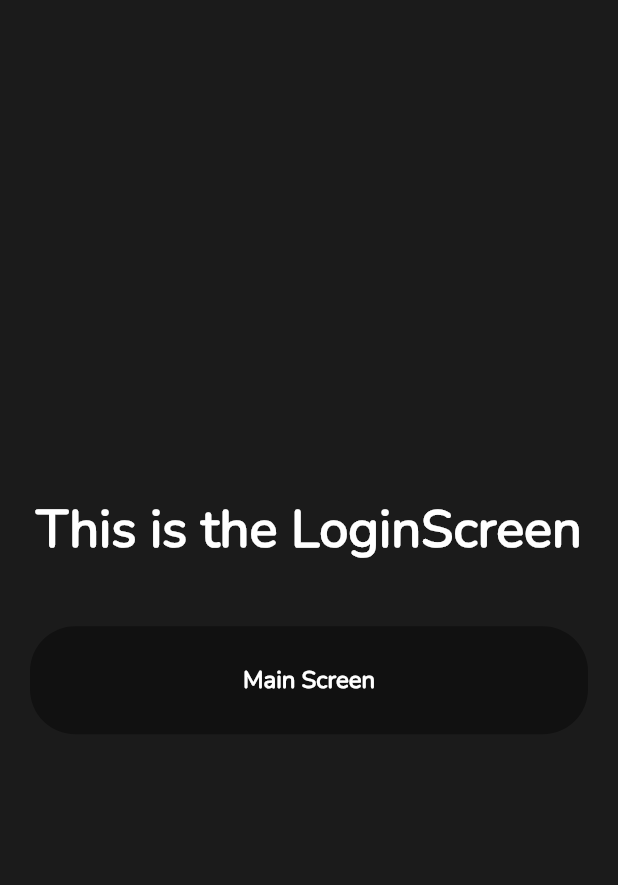
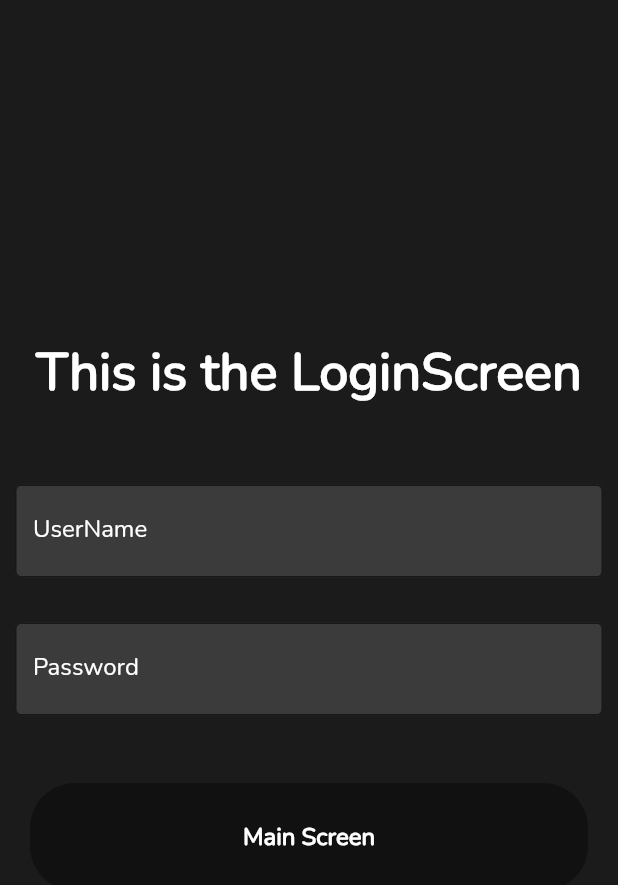
Before and after one commit to MaulanaArya30/Note-Taking-App, a Flutter app: the screen it shows after launch, after a tap on "Login", on a phone screen of 412 x 824 dp. Shown: the top 885 px of the screen. Run offline on Flutter 3.47's test engine with Material 2 defaults, Android fonts, the phone set to English and light mode, and no system bars; our stand-ins replace bloc, drift; accounts and stored records are empty; generated files the repository leaves out were written again.

Commit message:
Login and SignUp

```diff
--- a/lib/ui/login_page.dart
+++ b/lib/ui/login_page.dart
@@ -2,6 +2,7 @@ import 'package:flutter/cupertino.dart';
 import 'package:flutter/material.dart';
 import 'package:flutter/src/foundation/key.dart';
 import 'package:flutter/src/widgets/framework.dart';
+import 'package:path/path.dart';
 
 class LoginScreen extends StatefulWidget {
   const LoginScreen({Key? key}) : super(key: key);
@@ -11,6 +12,9 @@ class LoginScreen extends StatefulWidget {
 }
 
 class _LoginScreenState extends State<LoginScreen> {
+  TextEditingController nameController = TextEditingController();
+  TextEditingController passwordController = TextEditingController();
+
   @override
   Widget build(BuildContext context) {
     return Scaffold(
@@ -32,7 +36,34 @@ class _LoginScreenState extends State<LoginScreen> {
                     fontWeight: FontWeight.bold,
                   ),
                 ),
-                SizedBox(height: 20),
+                SizedBox(height: 40),
+                Container(
+                  padding: const EdgeInsets.all(10),
+                  child: TextField(
+                    style: TextStyle(color: Colors.white),
+                    controller: nameController,
+                    decoration: const InputDecoration(
+                      border: OutlineInputBorder(),
+                      labelText: 'UserName',
+                      labelStyle: TextStyle(color: Colors.white),
+                    ),
+                  ),
+                ),
+                SizedBox(height: 10),
+                Container(
+                  padding: const EdgeInsets.all(10),
+                  child: TextField(
+                    style: TextStyle(color: Colors.white),
+                    obscureText: true,
+                    controller: passwordController,
+                    decoration: const InputDecoration(
+                      border: OutlineInputBorder(),
+                      labelText: 'Password',
+                      labelStyle: TextStyle(color: Colors.white),
+                    ),
+                  ),
+                ),
+                SizedBox(height: 15),
                 Padding(
                   padding: const EdgeInsets.fromLTRB(20, 20, 20, 5),
                   child: FlatButton(
```
Also changed, not shown: lib/ui/signup_page.dart (+47 -1 lines).
